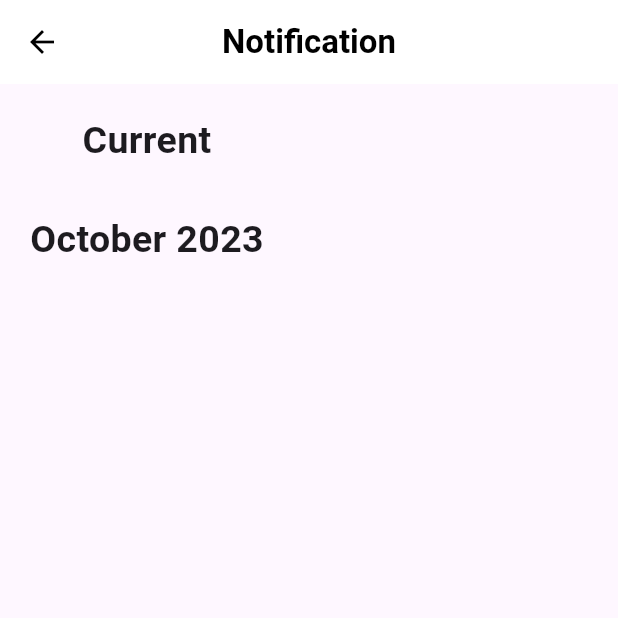
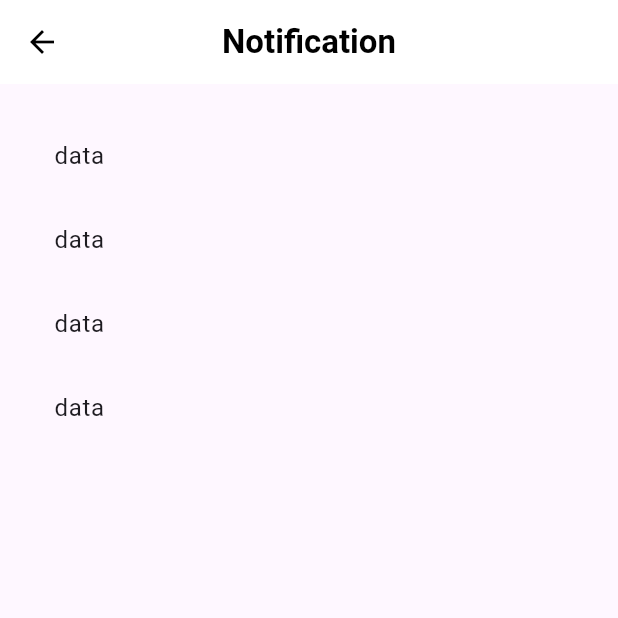
Before and after one commit to Tarikul69/bazar, a Flutter app: the delivery screen opened directly, on a phone screen of 412 x 824 dp, the top half of it. Run offline on Flutter 3.47's test engine with Material 3 defaults, Android fonts, the phone set to English and light mode, and no system bars; our stand-ins replace font_awesome_flutter, get; network calls fail.

```diff
--- a/lib/screen/notification/delivery.dart
+++ b/lib/screen/notification/delivery.dart
@@ -1,4 +1,3 @@
-import 'package:bazar/screen/widget/card_notification.dart';
 import 'package:flutter/material.dart';
 
 class delivery extends StatelessWidget {
@@ -19,40 +18,16 @@ class delivery extends StatelessWidget {
         ),
       ),
       body: Container(
-        padding: EdgeInsets.all(20),
-        child: Column(
-          //crossAxisAlignment: CrossAxisAlignment.center,
-          children: [
-            Title(
-              color: Colors.black,
-              child: Text(
-                "Current",
-                style: TextStyle(
-                  fontWeight: FontWeight.bold,
-                  fontSize: 25,
-                ),
-              ),
-            ),
-            SizedBox(
-              height: 15,
-            ),
-            //card_notification(),
-            SizedBox(
-              height: 15,
-            ),
-            Title(
-              color: Colors.black,
-              child: Text(
-                "October 2023",
-                style: TextStyle(
-                  fontWeight: FontWeight.bold,
-                  fontSize: 25,
-                ),
-              ),
-            ),
-          ],
-        ),
-      ),
+          padding: EdgeInsets.all(20),
+          child: ListView.builder(
+            scrollDirection: Axis.vertical,
+            itemCount: 4,
+            itemBuilder: (BuildContext context, int index) {
+              return ListTile(
+                title: Text("data"),
+              );
+            },
+          )),
     );
   }
 }
--- a/lib/screen/widget/card_notification.dart
+++ b/lib/screen/widget/card_notification.dart
@@ -5,9 +5,12 @@ class card_notification extends StatelessWidget {
   @override
   Widget build(BuildContext context) {
     return Scaffold(
+      backgroundColor: Colors.deepPurple,
       body: SizedBox(
         height: 20,
+
         width: MediaQuery.of(context).size.width * .10,
+        child: Card(),
       ),
     );
   }
```
Also changed, not shown: lib/screen/profile/profile.dart (+34 -3 lines), lib/screen/widget/profilebutton.dart (added, +15 -0 lines).
